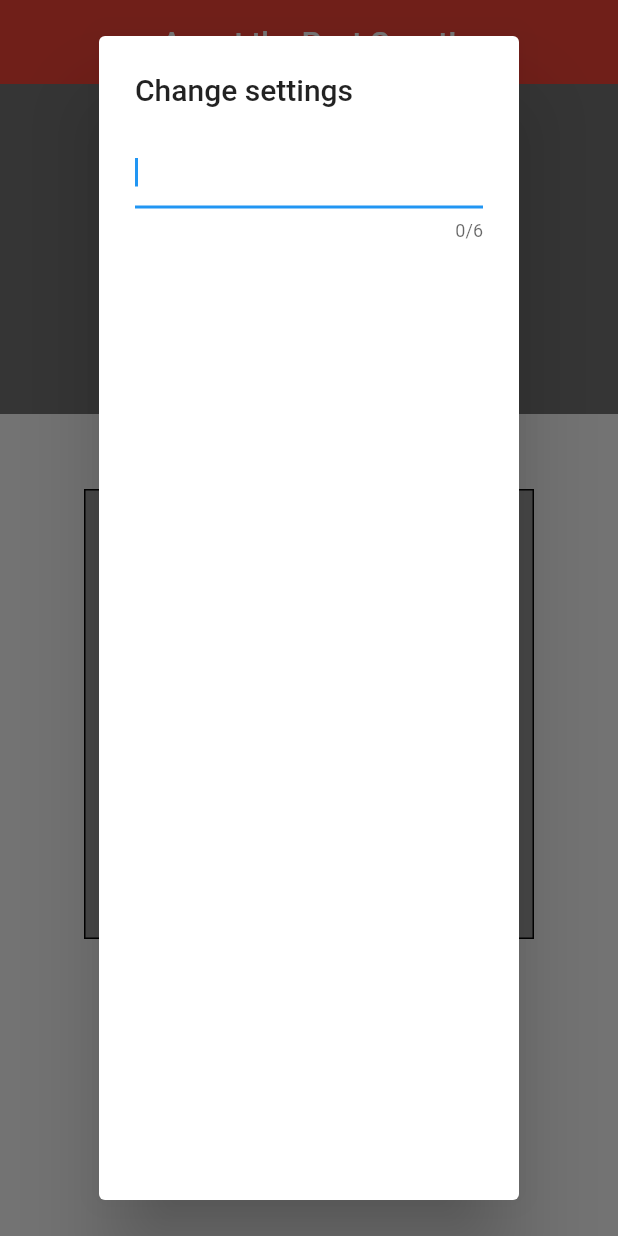
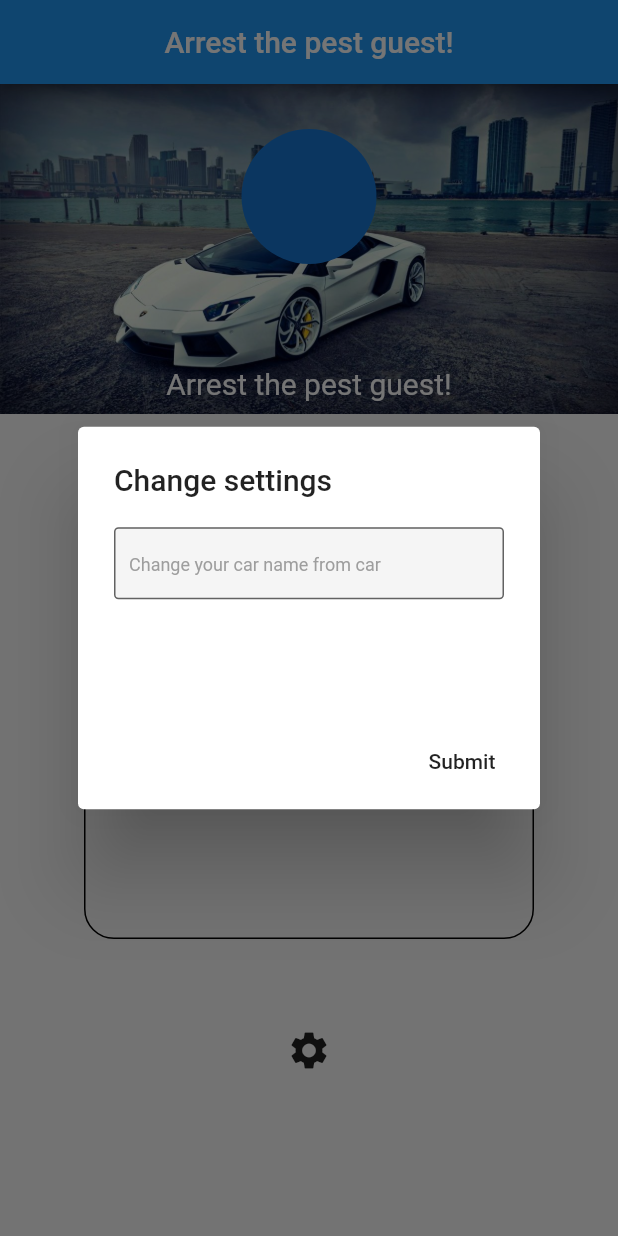
Before and after one commit to HarshdipD/Arrest-of-the-Guest-Pest, a Flutter app: the screen it shows after launch, after a tap on the "settings" icon, on a phone screen of 412 x 824 dp. Run offline on Flutter 3.47's test engine with Material 2 defaults, Android fonts, the phone set to English and light mode, and no system bars; Roboto replaces fonts that are missing (helvetica_neue_light, packages/cool_fonts/Roboto).

Commit message:
Updated img

```diff
--- a/pestguestarrest_app/lib/main.dart
+++ b/pestguestarrest_app/lib/main.dart
@@ -17,15 +17,75 @@ class myState extends StatefulWidget {
 class _myStateState extends State<myState> {
 
   String status = "Unlocked";
+  String car_name = "car";
   bool value1 = false;
 
-
-  //Switch widget
-  Widget get switchStatus
-  {
+  Widget get switchStatus {
     return new Switch(value: value1, onChanged: (value) => change());
   }
-
+  Widget get settings {
+    return IconButton(icon: Icon(Icons.settings,), iconSize: 30.0, onPressed: bb);
+  }
+  Widget get head {
+    return Padding(
+      padding: const EdgeInsets.all(50.0),
+      child: Container(
+        decoration: BoxDecoration(border: new Border.all(color: Colors.black), borderRadius: BorderRadius.all(Radius.circular(20.0))),
+        width: 300.0,
+        height: 300.0,
+        child: Padding(
+          padding: const EdgeInsets.only(top: 60.0),
+          child: Column(
+            children: <Widget>[
+              Column(
+                children: <Widget>[
+                  Padding(
+                    padding: const EdgeInsets.only(bottom: 20.0),
+                    child: Text("Lock/unlock your $car_name", style: TextStyle(fontSize: 20.0,)),
+                  ),
+                  switchStatus,
+                  Text(status, style: TextStyle(fontSize: 20.0,),),
+                ],
+              ),
+            ],
+          ),
+        )
+      ),
+    );
+  }
+  Widget get header {
+    return SafeArea(
+        child: SizedBox(
+          width: 1000.0,
+          height: 220.0,
+          child: Container(
+            decoration: new BoxDecoration(
+              image: new DecorationImage(
+                  image: new AssetImage('assets/images/cars.jpg'),
+                fit: BoxFit.cover
+              )
+            ),
+            child: Column(
+              children: <Widget>[
+                Center(
+                  child: Padding(
+                    padding: const EdgeInsets.only(top: 30.0),
+                    child: CircleAvatar(
+                      radius: 45.0,
+                      //backgroundImage: AssetImage('images/image1.jpeg'),
+                    ),
+                  ),
+                ),
+                Padding(
+                  padding: const EdgeInsets.only(top: 68.0),
+                  child: Text("Arrest the pest guest!", style: TextStyle(color: Colors.white, fontSize: 20.0),),
+                )
+              ],
+            ),
+          ),
+        )
+    );
+  }
   change(){
     setState(() {
       if(value1 == false)
@@ -40,93 +100,81 @@ class _myStateState extends State<myState> {
       return;
     });
   }
-
-  //Settings
-  Widget get settings
-  {
-    return IconButton(icon: Icon(Icons.settings,), iconSize: 30.0, onPressed: bb);
-  }
-
   bb(){
-    print("hello");
     showDialog(
         context: context,
         builder: (BuildContext context){
           return AlertDialog(
             title: new Text("Change settings"),
             content: new Container(
+              width: 260.0,
+              height: 100.0,
+              decoration: new BoxDecoration(
+                shape: BoxShape.rectangle,
+                color: const Color(0xFFFFFF),
+                borderRadius:
+                new BorderRadius.all(new Radius.circular(32.0)),
+              ),
               child: Column(
+                crossAxisAlignment: CrossAxisAlignment.stretch,
                 children: <Widget>[
-                TextField(
-                  autofocus: true,
-                  maxLength: 6,
-
-                )
+                  // dialog centre
+                  new Expanded(
+                    child: new Container(
+                        child: new TextField(
+                          decoration: new InputDecoration(
+                            labelStyle: new TextStyle(color: Colors.green),
+                            border: OutlineInputBorder(
+                              borderRadius: BorderRadius.all(Radius.circular(3.0)),
+                            ),
+                            filled: true,
+                            contentPadding: new EdgeInsets.only(
+                                left: 10.0,
+                                top: 10.0,
+                                bottom: 10.0,
+                                right: 10.0),
+                            hintText: 'Change your car name from $car_name',
+                            hintStyle: new TextStyle(
+                              color: Colors.grey.shade500,
+                              fontSize: 12.0,
+                              fontFamily: 'helvetica_neue_light',
+                            ),
+                          ),
+                          onChanged: (String value){
+                            print(car_name);
+                            car_name = value;
+                          },
+                        )),
+                    flex: 2,
+                  ),
                 ],
               ),
             ),
+            actions: <Widget>[
+              FlatButton(
+                  child: Text("Submit"),
+                  onPressed: (){
+                    setState(() {
+                      Navigator.of(context, rootNavigator: true).pop();
+                    });
+                  })
+            ],
           );
         }
     );
   }
 
 
-  Widget get head
-  {
-    return Padding(
-      padding: const EdgeInsets.all(50.0),
-      child: Container(
-        decoration: BoxDecoration(border: new Border.all(color: Colors.black), color: Colors.grey),
-        width: 300.0,
-        height: 300.0,
-        child: Column(
-          children: <Widget>[
-            Text("Lock/unlock your car", style: TextStyle(fontSize: 20.0, color: Colors.white)),
-            switchStatus,
-            Text(status),
-          ],
-        ),
-      ),
-    );
-  }
-
   @override
   Widget build(BuildContext context) {
     return Scaffold(
       appBar: AppBar(
-        title: Center(child: Text("Arrest the Pest Guest!")),
-        backgroundColor: Colors.red,
-        elevation: 0.0,
+        title: Center(child: Text("Arrest the pest guest!")),
       ),
       body: Container(
         child: Column(
           children: <Widget>[
-            SizedBox(
-              width: 1000.0,
-              height: 220.0,
-              child: Container(
-                color: Colors.black54,
-                child: Column(
-                  children: <Widget>[
-                    Center(
-                      child: Padding(
-                        padding: const EdgeInsets.only(top: 30.0),
-                        child: CircleAvatar(
-                          radius: 45.0,
-                          backgroundImage: AssetImage('images/image1.jpeg'),
-                        ),
-                      ),
-                    ),
-                    Padding(
-                      padding: const EdgeInsets.only(top: 10.0, bottom: 10.0),
-                      child:
-                      Text("Hey User",
-                        style: TextStyle(color: Colors.white, fontSize: 17.0, fontFamily: "packages/cool_fonts/Roboto"),),
-                    ),
-                  ],
-                ),
-              ),
-            ),
+            header,
             head,
             settings,
           ],
```
Also changed, not shown: pestguestarrest_app/pubspec.yaml (+2 -8 lines), pestguestarrest_app/assets/images/cars.jpg (added). Lines whose indentation alone changed are shown as unchanged.
